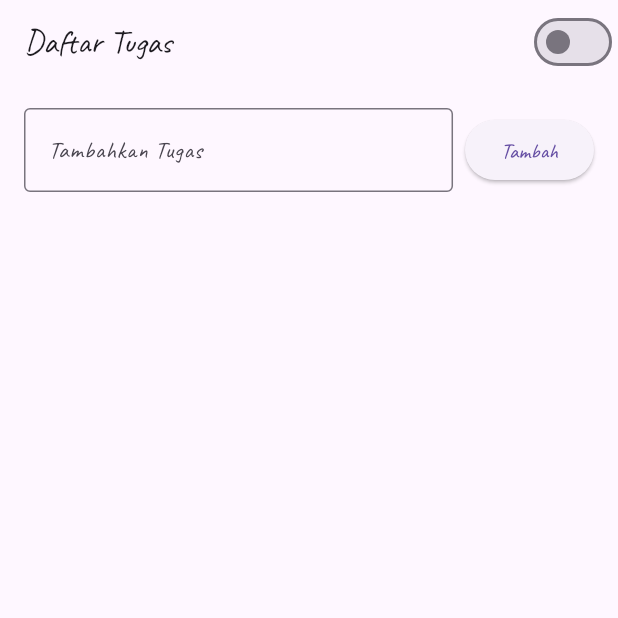
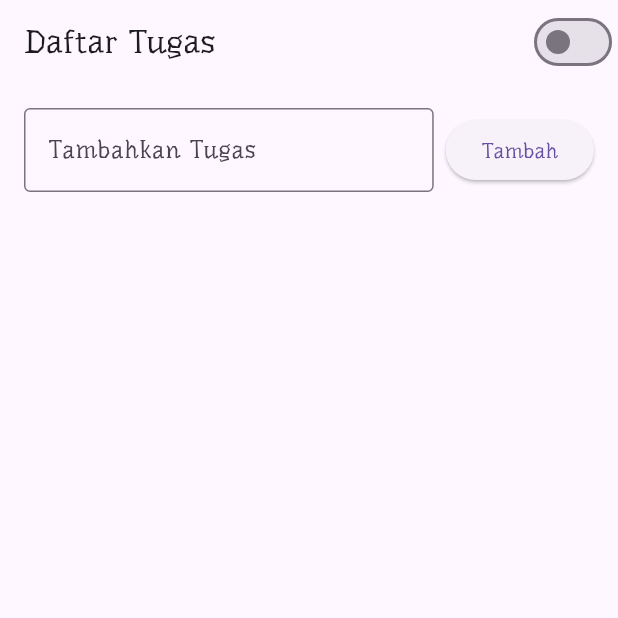
Before and after one commit to Taufik56301/TaufikFlutter, a Flutter app: the screen it shows after launch, on a phone screen of 412 x 824 dp, the top half of it. Run offline on Flutter 3.47's test engine with Material 3 defaults, Android fonts, the light colour scheme and no system bars.

Commit message:
commit two

```diff
--- a/lib/main.dart
+++ b/lib/main.dart
@@ -26,12 +26,12 @@ class _TodoListAppState extends State<TodoListApp> {
       debugShowCheckedModeBanner: false,
       title: 'Todo List',
       theme: ThemeData(
-        fontFamily: 'Caveat',
+        fontFamily: 'Underdog',
         useMaterial3: true,
         brightness: Brightness.light,
       ),
       darkTheme: ThemeData(
-        fontFamily: 'Caveat',
+        fontFamily: 'Underdog',
         useMaterial3: true,
         brightness: Brightness.dark,
       ),
--- a/pubspec.yaml
+++ b/pubspec.yaml
@@ -21,9 +21,9 @@ flutter:
   uses-material-design: true
 
   assets:
-    - assets/fonts/Caveat-Regular.ttf
+    - assets/fonts/Underdog-Regular.ttf
 
   fonts:
-    - family: Caveat
+    - family: Underdog
       fonts:
-        - asset: assets/fonts/Caveat-Regular.ttf
+        - asset: assets/fonts/Underdog-Regular.ttf
```
Also changed, not shown: assets/fonts/Caveat-Regular.ttf (deleted), assets/fonts/Underdog-Regular.ttf (added).
